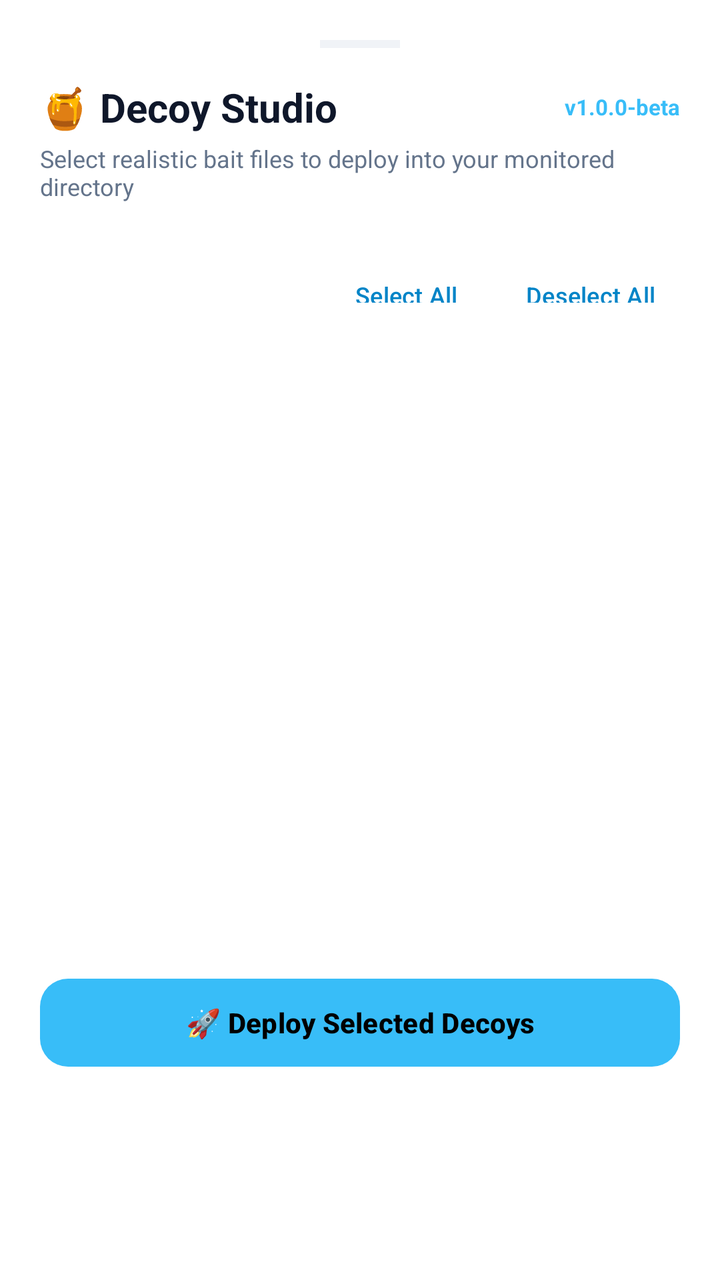
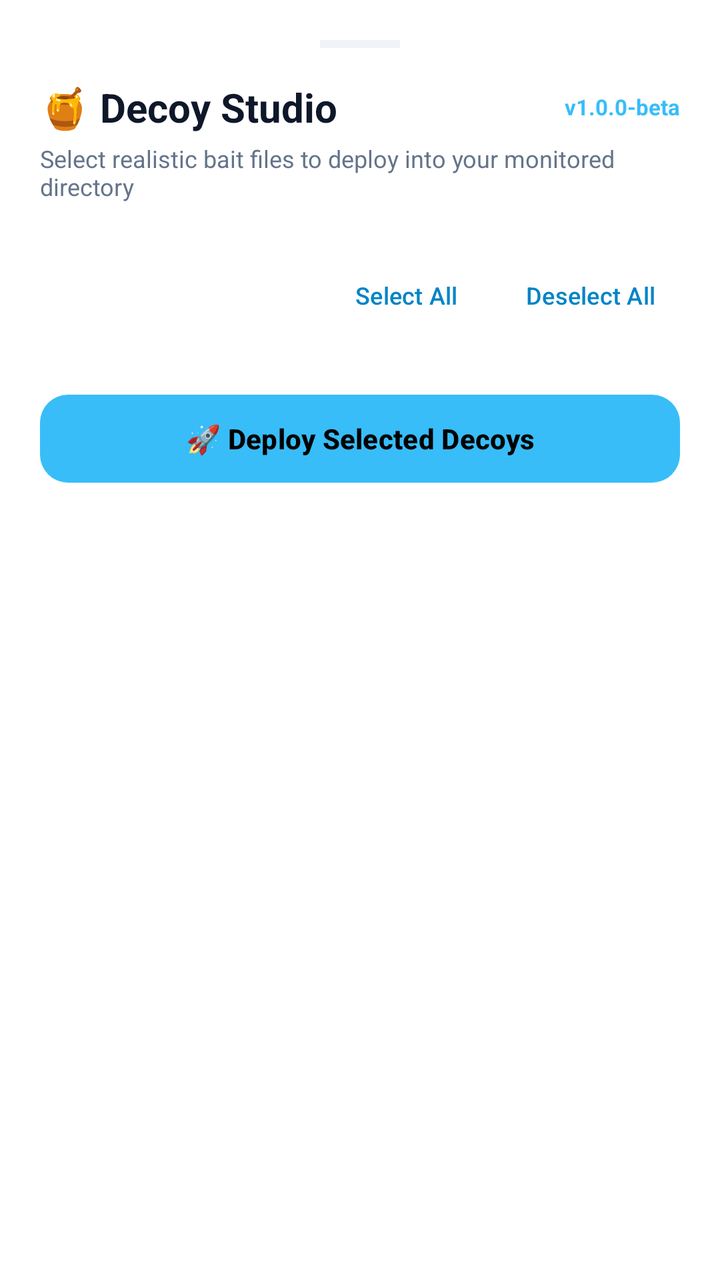

Two renders of the same Android screen: before a commit and after it. Below are the layout's source before the change and the commit's diff.
<!-- AndroidManifest.xml: application theme Theme.HoneyfileSecurity -->
<!-- res/layout/dialog_decoy_studio.xml -->
<?xml version="1.0" encoding="utf-8"?>
<LinearLayout xmlns:android="http://schemas.android.com/apk/res/android"
    xmlns:app="http://schemas.android.com/apk/res-auto"
    android:layout_width="match_parent"
    android:layout_height="wrap_content"
    android:orientation="vertical"
    android:background="?attr/appCardColor"
    android:paddingHorizontal="20dp"
    android:paddingTop="20dp"
    android:paddingBottom="32dp">

    
    <View
        android:layout_width="40dp"
        android:layout_height="4dp"
        android:layout_gravity="center_horizontal"
        android:layout_marginBottom="16dp"
        android:background="@color/light_card_stroke"
        android:alpha="0.5" />

    
    <LinearLayout
        android:layout_width="match_parent"
        android:layout_height="wrap_content"
        android:orientation="horizontal"
        android:gravity="center_vertical"
        android:layout_marginBottom="4dp">

        <TextView
            android:layout_width="0dp"
            android:layout_height="wrap_content"
            android:layout_weight="1"
            android:text="🍯 Decoy Studio"
            android:textColor="?attr/appTextColorPrimary"
            android:textSize="20sp"
            android:textStyle="bold" />

        <TextView
            android:layout_width="wrap_content"
            android:layout_height="wrap_content"
            android:text="v1.0.0-beta"
            android:textColor="@color/primary_accent"
            android:textSize="11sp"
            android:textStyle="bold" />

    </LinearLayout>

    <TextView
        android:layout_width="match_parent"
        android:layout_height="wrap_content"
        android:text="Select realistic bait files to deploy into your monitored directory"
        android:textColor="?attr/appTextColorSecondary"
        android:textSize="12sp"
        android:layout_marginBottom="16dp" />

    
    <HorizontalScrollView
        android:layout_width="match_parent"
        android:layout_height="wrap_content"
        android:scrollbars="none"
        android:layout_marginBottom="12dp">

        <com.google.android.material.chip.ChipGroup
            android:id="@+id/chipGroupCategory"
            android:layout_width="wrap_content"
            android:layout_height="wrap_content"
            app:singleSelection="true"
            app:selectionRequired="true" />

    </HorizontalScrollView>

    
    <LinearLayout
        android:layout_width="match_parent"
        android:layout_height="wrap_content"
        android:orientation="horizontal"
        android:gravity="end"
        android:layout_marginBottom="8dp">

        <com.google.android.material.button.MaterialButton
            android:id="@+id/btnSelectAll"
            style="@style/Widget.Material3.Button.TextButton"
            android:layout_width="wrap_content"
            android:layout_height="32dp"
            android:text="Select All"
            android:textSize="12sp"
            android:layout_marginEnd="4dp" />

        <com.google.android.material.button.MaterialButton
            android:id="@+id/btnDeselectAll"
            style="@style/Widget.Material3.Button.TextButton"
            android:layout_width="wrap_content"
            android:layout_height="32dp"
            android:text="Deselect All"
            android:textSize="12sp" />

    </LinearLayout>

    
    <ScrollView
        android:layout_width="match_parent"
        android:layout_height="300dp"
        android:scrollbars="vertical">

        <LinearLayout
            android:id="@+id/llDecoyCheckboxes"
            android:layout_width="match_parent"
            android:layout_height="wrap_content"
            android:orientation="vertical"
            android:paddingBottom="8dp" />

    </ScrollView>

    
    <ProgressBar
        android:id="@+id/pbDecoyDeploy"
        style="?android:attr/progressBarStyleHorizontal"
        android:layout_width="match_parent"
        android:layout_height="6dp"
        android:layout_marginTop="16dp"
        android:visibility="gone"
        android:progressTint="@color/primary_accent" />

    
    <TextView
        android:id="@+id/tvDecoyStatus"
        android:layout_width="match_parent"
        android:layout_height="wrap_content"
        android:text=""
        android:textColor="@color/primary_accent"
        android:textSize="12sp"
        android:layout_marginTop="6dp"
        android:gravity="center"
        android:visibility="gone" />

    
    <com.google.android.material.button.MaterialButton
        android:id="@+id/btnDeploySelected"
        android:layout_width="match_parent"
        android:layout_height="52dp"
        android:text="🚀 Deploy Selected Decoys"
        android:textColor="@color/black"
        android:textSize="14sp"
        android:textStyle="bold"
        android:layout_marginTop="16dp"
        app:backgroundTint="@color/primary_accent"
        app:cornerRadius="14dp" />

</LinearLayout>
<!-- resources referenced by this layout -->
<resources>
  <color name="black">#FF000000</color>
  <color name="light_card_stroke">#E2E8F0</color>
  <color name="primary_accent">#38BDF8</color>
  <style name="Theme.HoneyfileSecurity" parent="Theme.Material3.DayNight.NoActionBar">
          <item name="colorPrimary">@color/primary_accent_light</item>
          <item name="colorOnPrimary">@color/white</item>
          <item name="colorSecondary">@color/teal_700</item>
          <item name="android:statusBarColor">@color/light_bg</item>
          <item name="android:windowBackground">@color/light_bg</item>
  
          
          <item name="appBackgroundColor">@color/light_bg</item>
          <item name="appCardColor">@color/light_card_bg</item>
          <item name="appCardStrokeColor">@color/light_card_stroke</item>
          <item name="appTextColorPrimary">@color/light_text_primary</item>
          <item name="appTextColorSecondary">@color/light_text_secondary</item>
      </style>
  <color name="primary_accent_light">#0284C7</color>
  <color name="white">#FFFFFFFF</color>
  <color name="teal_700">#FF018786</color>
  <color name="light_bg">#F8FAFC</color>
  <color name="light_card_bg">#FFFFFF</color>
  <color name="light_text_primary">#0F172A</color>
  <color name="light_text_secondary">#64748B</color>
</resources>

<!-- the commit's change to res/layout/dialog_decoy_studio.xml (unified diff, before → after) -->
@@ -1,149 +1,149 @@
 <?xml version="1.0" encoding="utf-8"?>
-<LinearLayout xmlns:android="http://schemas.android.com/apk/res/android"
+<androidx.core.widget.NestedScrollView xmlns:android="http://schemas.android.com/apk/res/android"
     xmlns:app="http://schemas.android.com/apk/res-auto"
     android:layout_width="match_parent"
     android:layout_height="wrap_content"
-    android:orientation="vertical"
     android:background="?attr/appCardColor"
-    android:paddingHorizontal="20dp"
-    android:paddingTop="20dp"
-    android:paddingBottom="32dp">
+    android:fillViewport="true">
 
-    
-    <View
-        android:layout_width="40dp"
-        android:layout_height="4dp"
-        android:layout_gravity="center_horizontal"
-        android:layout_marginBottom="16dp"
-        android:background="@color/light_card_stroke"
-        android:alpha="0.5" />
-
-    
     <LinearLayout
         android:layout_width="match_parent"
         android:layout_height="wrap_content"
-        android:orientation="horizontal"
-        android:gravity="center_vertical"
-        android:layout_marginBottom="4dp">
+        android:orientation="vertical"
+        android:paddingHorizontal="20dp"
+        android:paddingTop="20dp"
+        android:paddingBottom="32dp">
+
+        
+        <View
+            android:layout_width="40dp"
+            android:layout_height="4dp"
+            android:layout_gravity="center_horizontal"
+            android:layout_marginBottom="16dp"
+            android:background="@color/light_card_stroke"
+            android:alpha="0.5" />
+
+        
+        <LinearLayout
+            android:layout_width="match_parent"
+            android:layout_height="wrap_content"
+            android:orientation="horizontal"
+            android:gravity="center_vertical"
+            android:layout_marginBottom="4dp">
+
+            <TextView
+                android:layout_width="0dp"
+                android:layout_height="wrap_content"
+                android:layout_weight="1"
+                android:text="🍯 Decoy Studio"
+                android:textColor="?attr/appTextColorPrimary"
+                android:textSize="20sp"
+                android:textStyle="bold" />
+
+            <TextView
+                android:layout_width="wrap_content"
+                android:layout_height="wrap_content"
+                android:text="v1.0.0-beta"
+                android:textColor="@color/primary_accent"
+                android:textSize="11sp"
+                android:textStyle="bold" />
+
+        </LinearLayout>
 
         <TextView
-            android:layout_width="0dp"
+            android:layout_width="match_parent"
             android:layout_height="wrap_content"
-            android:layout_weight="1"
-            android:text="🍯 Decoy Studio"
-            android:textColor="?attr/appTextColorPrimary"
-            android:textSize="20sp"
-            android:textStyle="bold" />
+            android:text="Select realistic bait files to deploy into your monitored directory"
+            android:textColor="?attr/appTextColorSecondary"
+            android:textSize="12sp"
+            android:layout_marginBottom="16dp" />
 
-        <TextView
-            android:layout_width="wrap_content"
+        
+        <HorizontalScrollView
+            android:layout_width="match_parent"
             android:layout_height="wrap_content"
-            android:text="v1.0.0-beta"
-            android:textColor="@color/primary_accent"
-            android:textSize="11sp"
-            android:textStyle="bold" />
+            android:scrollbars="none"
+            android:layout_marginBottom="12dp">
 
-    </LinearLayout>
+            <com.google.android.material.chip.ChipGroup
+                android:id="@+id/chipGroupCategory"
+                android:layout_width="wrap_content"
+                android:layout_height="wrap_content"
+                app:singleSelection="true"
+                app:selectionRequired="true" />
 
-    <TextView
-        android:layout_width="match_parent"
-        android:layout_height="wrap_content"
-        android:text="Select realistic bait files to deploy into your monitored directory"
-        android:textColor="?attr/appTextColorSecondary"
-        android:textSize="12sp"
-        android:layout_marginBottom="16dp" />
+        </HorizontalScrollView>
 
-    
-    <HorizontalScrollView
-        android:layout_width="match_parent"
-        android:layout_height="wrap_content"
-        android:scrollbars="none"
-        android:layout_marginBottom="12dp">
+        
+        <LinearLayout
+            android:layout_width="match_parent"
+            android:layout_height="wrap_content"
+            android:orientation="horizontal"
+            android:gravity="end"
+            android:layout_marginBottom="4dp">
 
-        <com.google.android.material.chip.ChipGroup
-            android:id="@+id/chipGroupCategory"
-            android:layout_width="wrap_content"
-            android:layout_height="wrap_content"
-            app:singleSelection="true"
-            app:selectionRequired="true" />
+            <com.google.android.material.button.MaterialButton
+                android:id="@+id/btnSelectAll"
+                style="@style/Widget.Material3.Button.TextButton"
+                android:layout_width="wrap_content"
+                android:layout_height="36dp"
+                android:text="Select All"
+                android:textSize="12sp"
+                android:layout_marginEnd="4dp" />
 
-    </HorizontalScrollView>
+            <com.google.android.material.button.MaterialButton
+                android:id="@+id/btnDeselectAll"
+                style="@style/Widget.Material3.Button.TextButton"
+                android:layout_width="wrap_content"
+                android:layout_height="36dp"
+                android:text="Deselect All"
+                android:textSize="12sp" />
 
-    
-    <LinearLayout
-        android:layout_width="match_parent"
-        android:layout_height="wrap_content"
-        android:orientation="horizontal"
-        android:gravity="end"
-        android:layout_marginBottom="8dp">
+        </LinearLayout>
 
-        <com.google.android.material.button.MaterialButton
-            android:id="@+id/btnSelectAll"
-            style="@style/Widget.Material3.Button.TextButton"
-            android:layout_width="wrap_content"
-            android:layout_height="32dp"
-            android:text="Select All"
-            android:textSize="12sp"
-            android:layout_marginEnd="4dp" />
-
-        <com.google.android.material.button.MaterialButton
-            android:id="@+id/btnDeselectAll"
-            style="@style/Widget.Material3.Button.TextButton"
-            android:layout_width="wrap_content"
-            android:layout_height="32dp"
-            android:text="Deselect All"
-            android:textSize="12sp" />
-
-    </LinearLayout>
-
-    
-    <ScrollView
-        android:layout_width="match_parent"
-        android:layout_height="300dp"
-        android:scrollbars="vertical">
-
+        
         <LinearLayout
             android:id="@+id/llDecoyCheckboxes"
             android:layout_width="match_parent"
             android:layout_height="wrap_content"
             android:orientation="vertical"
-            android:paddingBottom="8dp" />
+            android:layout_marginBottom="8dp" />
 
-    </ScrollView>
+        
+        <ProgressBar
+            android:id="@+id/pbDecoyDeploy"
+            style="?android:attr/progressBarStyleHorizontal"
+            android:layout_width="match_parent"
+            android:layout_height="6dp"
+            android:layout_marginTop="16dp"
+            android:visibility="gone"
+            android:progressTint="@color/primary_accent" />
 
-    
-    <ProgressBar
-        android:id="@+id/pbDecoyDeploy"
-        style="?android:attr/progressBarStyleHorizontal"
-        android:layout_width="match_parent"
-        android:layout_height="6dp"
-        android:layout_marginTop="16dp"
-        android:visibility="gone"
-        android:progressTint="@color/primary_accent" />
+        
+        <TextView
+            android:id="@+id/tvDecoyStatus"
+            android:layout_width="match_parent"
+            android:layout_height="wrap_content"
+            android:text=""
+            android:textColor="@color/primary_accent"
+            android:textSize="12sp"
+            android:layout_marginTop="6dp"
+            android:gravity="center"
+            android:visibility="gone" />
 
-    
-    <TextView
-        android:id="@+id/tvDecoyStatus"
-        android:layout_width="match_parent"
-        android:layout_height="wrap_content"
-        android:text=""
-        android:textColor="@color/primary_accent"
-        android:textSize="12sp"
-        android:layout_marginTop="6dp"
-        android:gravity="center"
-        android:visibility="gone" />
+        
+        <com.google.android.material.button.MaterialButton
+            android:id="@+id/btnDeploySelected"
+            android:layout_width="match_parent"
+            android:layout_height="52dp"
+            android:text="🚀 Deploy Selected Decoys"
+            android:textColor="@color/black"
+            android:textSize="14sp"
+            android:textStyle="bold"
+            android:layout_marginTop="16dp"
+            app:backgroundTint="@color/primary_accent"
+            app:cornerRadius="14dp" />
 
-    
-    <com.google.android.material.button.MaterialButton
-        android:id="@+id/btnDeploySelected"
-        android:layout_width="match_parent"
-        android:layout_height="52dp"
-        android:text="🚀 Deploy Selected Decoys"
-        android:textColor="@color/black"
-        android:textSize="14sp"
-        android:textStyle="bold"
-        android:layout_marginTop="16dp"
-        app:backgroundTint="@color/primary_accent"
-        app:cornerRadius="14dp" />
+    </LinearLayout>
 
-</LinearLayout>
+</androidx.core.widget.NestedScrollView>
